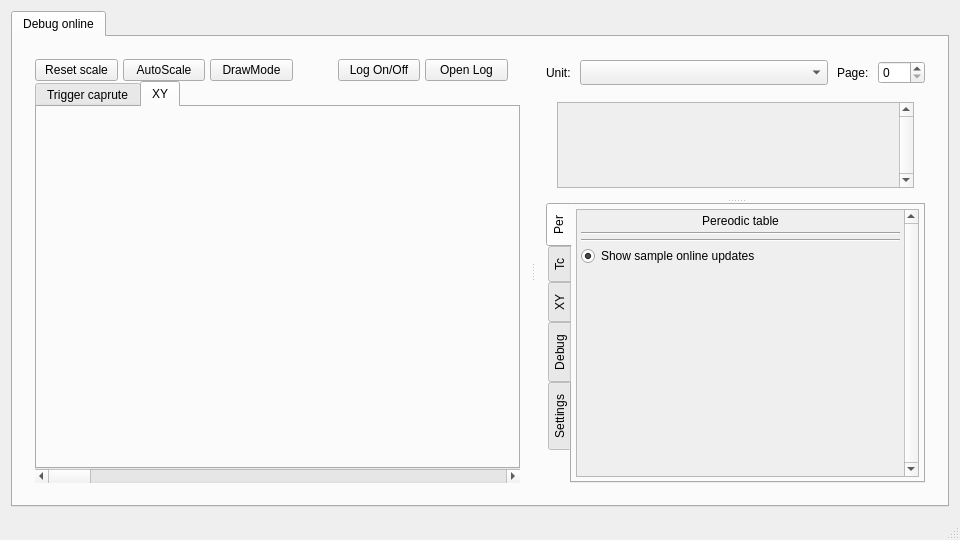
PuninskiyID/BlackBox, file BlackBox/mainwindow.ui: the form before one commit.
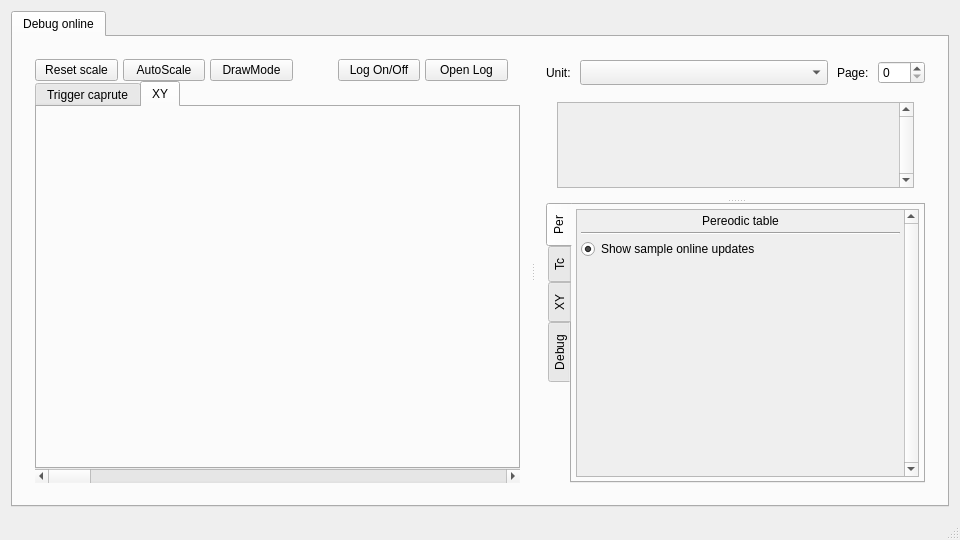
The form after the commit. The open tabs and pages were chosen to show the change. Icons and pictures are not drawn.

Diff of the .ui file:
```diff
--- a/BlackBox/mainwindow.ui
+++ b/BlackBox/mainwindow.ui
@@ -541,24 +541,7 @@
                      <property name="spacing">
                       <number>4</number>
                      </property>
-                     <item row="3" column="0" colspan="2">
-                      <widget class="QRadioButton" name="radioButton_sampleUpdate">
-                       <property name="text">
-                        <string>Show sample online updates</string>
-                       </property>
-                       <property name="checked">
-                        <bool>true</bool>
-                       </property>
-                      </widget>
-                     </item>
-                     <item row="1" column="0" colspan="2">
-                      <widget class="Line" name="line_5">
-                       <property name="orientation">
-                        <enum>Qt::Horizontal</enum>
-                       </property>
-                      </widget>
-                     </item>
-                     <item row="4" column="0">
+                     <item row="3" column="0">
                       <spacer name="verticalSpacer_4">
                        <property name="orientation">
                         <enum>Qt::Vertical</enum>
@@ -571,8 +554,8 @@
                        </property>
                       </spacer>
                      </item>
-                     <item row="2" column="0" colspan="2">
-                      <widget class="Line" name="line_6">
+                     <item row="1" column="0" colspan="2">
+                      <widget class="Line" name="line_5">
                        <property name="orientation">
                         <enum>Qt::Horizontal</enum>
                        </property>
@@ -588,6 +571,16 @@
                        </property>
                       </widget>
                      </item>
+                     <item row="2" column="0" colspan="2">
+                      <widget class="QRadioButton" name="radioButton_sampleUpdate">
+                       <property name="text">
+                        <string>Show sample online updates</string>
+                       </property>
+                       <property name="checked">
+                        <bool>true</bool>
+                       </property>
+                      </widget>
+                     </item>
                     </layout>
                    </widget>
                   </widget>
@@ -1181,11 +1174,6 @@
                  </item>
                 </layout>
                </widget>
-               <widget class="QWidget" name="tab_settings">
-                <attribute name="title">
-                 <string>Settings</string>
-                </attribute>
-               </widget>
               </widget>
              </widget>
             </item>
```
Left out of the diff: 2 changed lines with no effect on the pictures.
